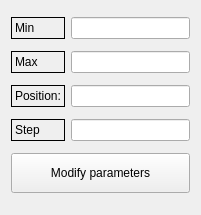
Old version of the form trunk/ui_forms/sliderparam.ui in the repository parisolab/mathmod.
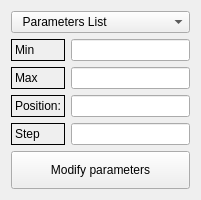
New version of the form.

Commit message:
Add tools to show/create/delete parameters linked to sliders
MathMod - https://sourceforge.net/p/mathmod/tickets/61

Patch:
```diff
--- a/trunk/ui_forms/sliderparam.ui
+++ b/trunk/ui_forms/sliderparam.ui
@@ -7,14 +7,23 @@
     <x>0</x>
     <y>0</y>
     <width>201</width>
-    <height>215</height>
+    <height>200</height>
    </rect>
   </property>
   <property name="windowTitle">
    <string>Form</string>
   </property>
   <layout class="QGridLayout" name="gridLayout">
-   <item row="0" column="0">
+   <item row="0" column="0" colspan="2">
+    <widget class="QComboBox" name="ParametersComboBox">
+     <item>
+      <property name="text">
+       <string>  Parameters List</string>
+      </property>
+     </item>
+    </widget>
+   </item>
+   <item row="1" column="0">
     <widget class="QLabel" name="MinLabel">
      <property name="frameShape">
       <enum>QFrame::Box</enum>
@@ -24,10 +33,10 @@
      </property>
     </widget>
    </item>
-   <item row="0" column="1">
+   <item row="1" column="1">
     <widget class="QLineEdit" name="MinEdit"/>
    </item>
-   <item row="1" column="0">
+   <item row="2" column="0">
     <widget class="QLabel" name="MaxLabel">
      <property name="frameShape">
       <enum>QFrame::Box</enum>
@@ -37,10 +46,10 @@
      </property>
     </widget>
    </item>
-   <item row="1" column="1">
+   <item row="2" column="1">
     <widget class="QLineEdit" name="MaxEdit"/>
    </item>
-   <item row="2" column="0">
+   <item row="3" column="0">
     <widget class="QLabel" name="PosLabel">
      <property name="frameShape">
       <enum>QFrame::Box</enum>
@@ -50,10 +59,10 @@
      </property>
     </widget>
    </item>
-   <item row="2" column="1">
+   <item row="3" column="1">
     <widget class="QLineEdit" name="PosEdit"/>
    </item>
-   <item row="3" column="0">
+   <item row="4" column="0">
     <widget class="QLabel" name="StepLabel">
      <property name="frameShape">
       <enum>QFrame::Box</enum>
@@ -63,10 +72,10 @@
      </property>
     </widget>
    </item>
-   <item row="3" column="1">
+   <item row="4" column="1">
     <widget class="QLineEdit" name="StepEdit"/>
    </item>
-   <item row="4" column="0" colspan="2">
+   <item row="5" column="0" colspan="2">
     <widget class="QPushButton" name="SaveButton">
      <property name="sizePolicy">
       <sizepolicy hsizetype="Minimum" vsizetype="Preferred">
```
The commit also changes 3 other files.
